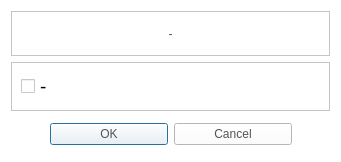
The window that CaX/dialog/poweroffdialog.ui (fsest4u/CaX_03) describes before a commit, drawn with Qt 5.
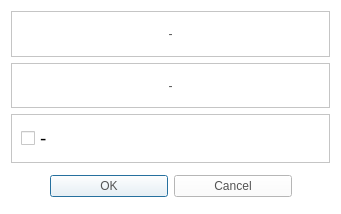
The same window after the commit. Icons and pictures are not drawn.

Commit message: [group play] group play, auto connect, volume, mute, power off, play stop, add device

```diff
--- a/CaX/dialog/poweroffdialog.ui
+++ b/CaX/dialog/poweroffdialog.ui
@@ -7,7 +7,7 @@
     <x>0</x>
     <y>0</y>
     <width>341</width>
-    <height>162</height>
+    <height>214</height>
    </rect>
   </property>
   <property name="windowTitle">
@@ -52,32 +52,7 @@
      </layout>
     </widget>
    </item>
-   <item row="1" column="0">
-    <widget class="QFrame" name="frame_2">
-     <property name="frameShape">
-      <enum>QFrame::StyledPanel</enum>
-     </property>
-     <property name="frameShadow">
-      <enum>QFrame::Raised</enum>
-     </property>
-     <layout class="QGridLayout" name="gridLayout_2">
-      <item row="0" column="0">
-       <widget class="QCheckBox" name="cbWol">
-        <property name="font">
-         <font>
-          <family>Segoe UI</family>
-          <pointsize>14</pointsize>
-         </font>
-        </property>
-        <property name="text">
-         <string>-</string>
-        </property>
-       </widget>
-      </item>
-     </layout>
-    </widget>
-   </item>
-   <item row="2" column="0">
+   <item row="3" column="0">
     <widget class="QDialogButtonBox" name="buttonBox">
      <property name="minimumSize">
       <size>
@@ -111,6 +86,53 @@
      </property>
     </widget>
    </item>
+   <item row="2" column="0">
+    <widget class="QFrame" name="frame_2">
+     <property name="frameShape">
+      <enum>QFrame::StyledPanel</enum>
+     </property>
+     <property name="frameShadow">
+      <enum>QFrame::Raised</enum>
+     </property>
+     <layout class="QGridLayout" name="gridLayout_2">
+      <item row="0" column="0">
+       <widget class="QCheckBox" name="cbWol">
+        <property name="font">
+         <font>
+          <family>Segoe UI</family>
+          <pointsize>14</pointsize>
+         </font>
+        </property>
+        <property name="text">
+         <string>-</string>
+        </property>
+       </widget>
+      </item>
+     </layout>
+    </widget>
+   </item>
+   <item row="1" column="0">
+    <widget class="QFrame" name="frame_3">
+     <property name="frameShape">
+      <enum>QFrame::StyledPanel</enum>
+     </property>
+     <property name="frameShadow">
+      <enum>QFrame::Raised</enum>
+     </property>
+     <layout class="QGridLayout" name="gridLayout_4">
+      <item row="0" column="0">
+       <widget class="QLabel" name="labelDevices">
+        <property name="text">
+         <string>-</string>
+        </property>
+        <property name="alignment">
+         <set>Qt::AlignCenter</set>
+        </property>
+       </widget>
+      </item>
+     </layout>
+    </widget>
+   </item>
   </layout>
  </widget>
  <resources/>
```
The commit also changes 15 other files.
